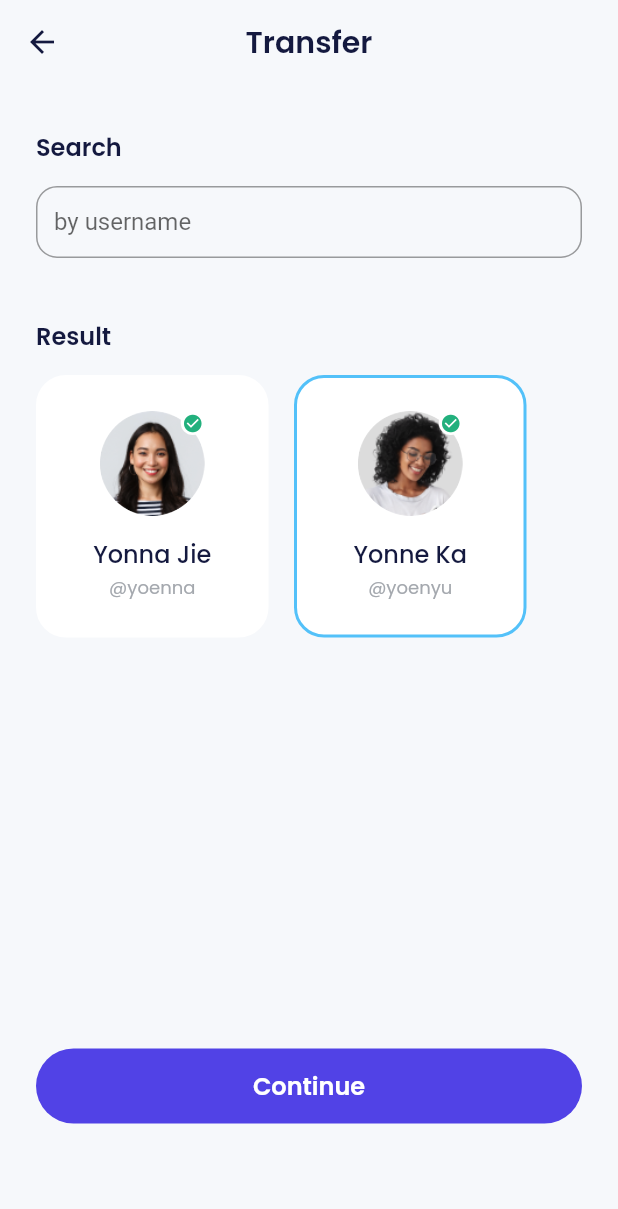
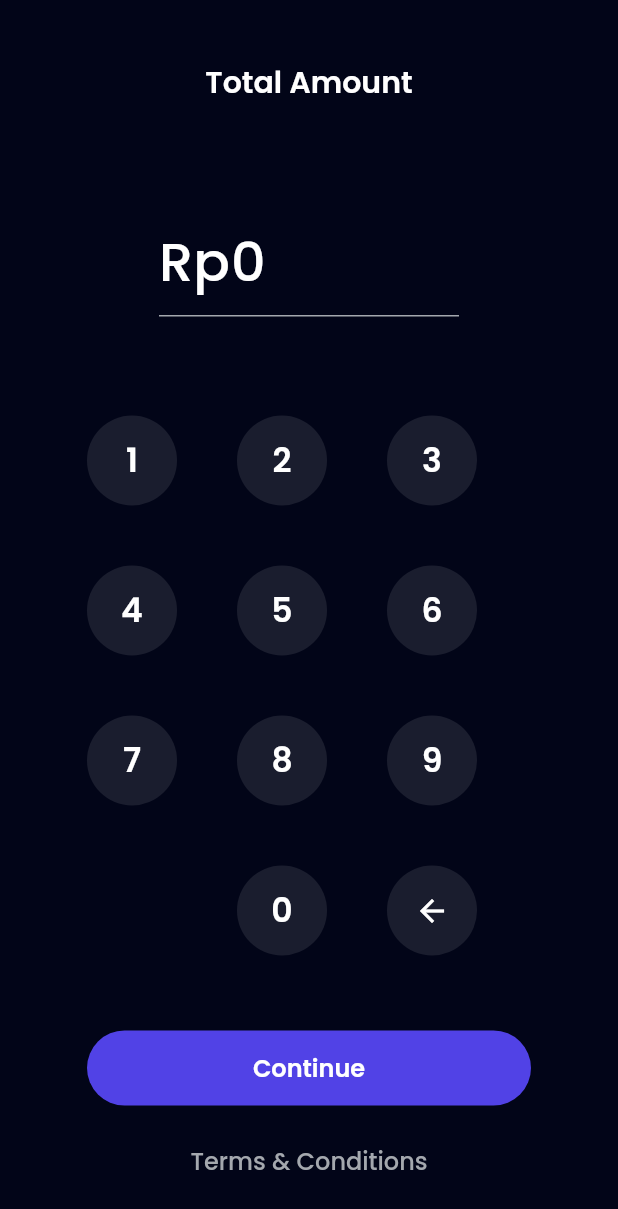
Before and after one commit to Faik-irkham/E-Wallet-Mobile-Apps, a Flutter app: the TransferPage screen opened by its route, after a tap on "Continue", on a phone screen of 412 x 824 dp. Shown: the top 1209 px of the screen. Run offline on Flutter 3.47's test engine with Material 2 defaults, Android fonts, the light colour scheme and no system bars; our stand-ins replace carousel_slider, google_fonts.

Commit message:
transfer amount & transfer success

```diff
--- a/lib/main.dart
+++ b/lib/main.dart
@@ -15,7 +15,9 @@ import 'package:bank_sha/ui/pages/splash_page.dart';
 import 'package:bank_sha/ui/pages/top_up_amount_page.dart';
 import 'package:bank_sha/ui/pages/top_up_page.dart';
 import 'package:bank_sha/ui/pages/top_up_success.dart';
+import 'package:bank_sha/ui/pages/transfer_amount_page.dart';
 import 'package:bank_sha/ui/pages/transfer_page.dart';
+import 'package:bank_sha/ui/pages/transfer_success_page.dart';
 import 'package:flutter/material.dart';
 
 void main() => runApp(const MyApp());
@@ -59,6 +61,8 @@ class MyApp extends StatelessWidget {
         '/topup-amount': (context) => const TopupAmountPage(),
         '/topup-success': (context) => const TopupSuccessPage(),
         '/transfer': (context) => const TransferPage(),
+        '/transfer-amount': (context) => const TransferAmountPage(),
+        '/transfer-success': (context) => const TransferSuccessPage(),
       },
     );
   }
--- /dev/null
+++ b/lib/ui/pages/transfer_amount_page.dart
@@ -0,0 +1,217 @@
+import 'package:bank_sha/shared/theme.dart';
+import 'package:bank_sha/ui/widgets/buttons.dart';
+import 'package:flutter/material.dart';
+import 'package:intl/intl.dart';
+import 'package:url_launcher/url_launcher.dart';
+
+class TransferAmountPage extends StatefulWidget {
+  const TransferAmountPage({super.key});
+
+  @override
+  State<TransferAmountPage> createState() => _TransferAmountPageState();
+}
+
+class _TransferAmountPageState extends State<TransferAmountPage> {
+  final TextEditingController amountController =
+      TextEditingController(text: '0');
+
+  // @override
+  // void initState() {
+  //   super.initState();
+
+  //   amountController.addListener(() {
+  //     final text = amountController.text;
+
+  //     amountController.value = amountController.value.copyWith(
+  //       text: NumberFormat.currency(
+  //         locale: 'id',
+  //         decimalDigits: 0,
+  //         symbol: '',
+  //       ).format(
+  //         int.parse(
+  //           text.replaceAll('.', ''),
+  //         ),
+  //       ),
+  //     );
+  //   });
+  // }
+
+  addAmount(String number) {
+    if (amountController.text == '0') {
+      amountController.text = '';
+    }
+    setState(() {
+      amountController.text = amountController.text + number;
+    });
+  }
+
+  deleteAmount() {
+    if (amountController.text.isNotEmpty) {
+      setState(() {
+        amountController.text = amountController.text
+            .substring(0, amountController.text.length - 1);
+        if (amountController.text == '') {
+          amountController.text = '0';
+        }
+      });
+    }
+  }
+
+  @override
+  Widget build(BuildContext context) {
+    return Scaffold(
+      backgroundColor: darkBackgroundColor,
+      body: ListView(
+        padding: const EdgeInsets.symmetric(horizontal: 58),
+        children: [
+          const SizedBox(height: 40),
+          Center(
+            child: Text(
+              'Total Amount',
+              style: whiteTextStyle.copyWith(
+                fontSize: 20,
+                fontWeight: semiBold,
+              ),
+            ),
+          ),
+          const SizedBox(height: 67),
+          Align(
+            child: SizedBox(
+              width: 200,
+              child: TextFormField(
+                controller: amountController,
+                cursorColor: greyColor,
+                enabled: false,
+                style: whiteTextStyle.copyWith(
+                  fontSize: 36,
+                  fontWeight: medium,
+                ),
+                decoration: InputDecoration(
+                  prefixIcon: Text(
+                    'Rp',
+                    style: whiteTextStyle.copyWith(
+                      fontSize: 36,
+                      fontWeight: medium,
+                    ),
+                  ),
+                  disabledBorder: UnderlineInputBorder(
+                    borderSide: BorderSide(
+                      color: greyColor,
+                    ),
+                  ),
+                ),
+              ),
+            ),
+          ),
+          const SizedBox(height: 66),
+          Wrap(
+            spacing: 40,
+            runSpacing: 40,
+            children: [
+              CustomInputButton(
+                title: '1',
+                onTap: () {
+                  addAmount('1');
+                },
+              ),
+              CustomInputButton(
+                title: '2',
+                onTap: () {
+                  addAmount('2');
+                },
+              ),
+              CustomInputButton(
+                title: '3',
+                onTap: () {
+                  addAmount('3');
+                },
+              ),
+              CustomInputButton(
+                title: '4',
+                onTap: () {
+                  addAmount('4');
+                },
+              ),
+              CustomInputButton(
+                title: '5',
+                onTap: () {
+                  addAmount('5');
+                },
+              ),
+              CustomInputButton(
+                title: '6',
+                onTap: () {
+                  addAmount('6');
+                },
+              ),
+              CustomInputButton(
+                title: '7',
+                onTap: () {
+                  addAmount('7');
+                },
+              ),
+              CustomInputButton(
+                title: '8',
+                onTap: () {
+                  addAmount('8');
+                },
+              ),
+              CustomInputButton(
+                title: '9',
+                onTap: () {
+                  addAmount('9');
+                },
+              ),
+              const SizedBox(
+                width: 60,
+                height: 60,
+              ),
+              CustomInputButton(
+                title: '0',
+                onTap: () {
+                  addAmount('0');
+                },
+              ),
+              GestureDetector(
+                onTap: () {
+                  deleteAmount();
+                },
+                child: Container(
+                  width: 60,
+                  height: 60,
+                  decoration: BoxDecoration(
+                    shape: BoxShape.circle,
+                    color: numberBackgroundColor,
+                  ),
+                  child: Center(
+                    child: Icon(
+                      Icons.arrow_back,
+                      color: whiteColor,
+                    ),
+                  ),
+                ),
+              ),
+            ],
+          ),
+          const SizedBox(height: 50),
+          CustomFilledButton(
+            title: 'Continue',
+            onPressed: () async {
+              if (await Navigator.pushNamed(context, '/pin') == true) {
+                // ignore: use_build_context_synchronously
+                Navigator.pushNamedAndRemoveUntil(
+                    context, '/transfer-success', (route) => false);
+              }
+            },
+          ),
+          const SizedBox(height: 25),
+          CustomTextButton(
+            title: 'Terms & Conditions',
+            onPressed: () {},
+          ),
+          const SizedBox(height: 40),
+        ],
+      ),
+    );
+  }
+}
--- a/lib/ui/pages/transfer_page.dart
+++ b/lib/ui/pages/transfer_page.dart
@@ -35,7 +35,9 @@ class TransferPage extends StatelessWidget {
           const SizedBox(height: 274),
           CustomFilledButton(
             title: 'Continue',
-            onPressed: () {},
+            onPressed: () {
+              Navigator.pushNamed(context, '/transfer-amount');
+            },
           ),
           const SizedBox(height: 50),
         ],
```
Also changed, not shown: lib/ui/pages/transfer_success_page.dart (added, +48 -0 lines).
